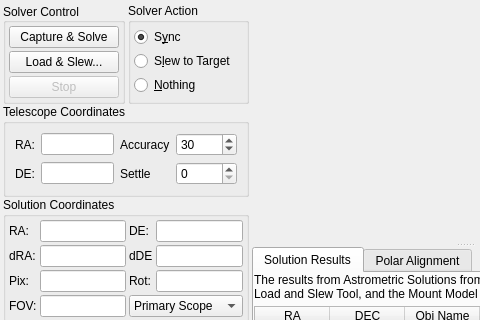
This is kstars/ekos/align/align.ui in KDE/kstars as Qt 5 draws it before an edit; both pictures show x 0 to 480 and y 0 to 320 of the 680 by 532 pixel window. The edited form follows.
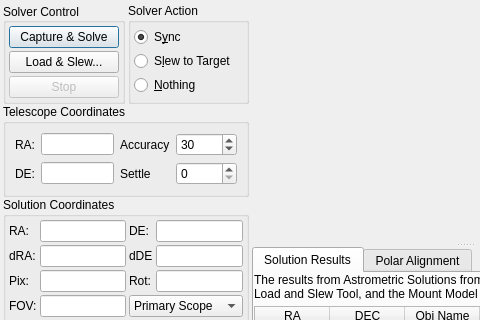
This is the edited form. Custom widgets are drawn as their Qt base class.

Commit message:
Use more sane default when hitting enter key in Ekos modules.
BUGS:397661
FIXED-IN:3.0.0

```diff
--- a/kstars/ekos/align/align.ui
+++ b/kstars/ekos/align/align.ui
@@ -68,6 +68,12 @@
             <property name="text">
              <string>Capture &amp;&amp; Solve</string>
             </property>
+            <property name="autoDefault">
+             <bool>true</bool>
+            </property>
+            <property name="default">
+             <bool>true</bool>
+            </property>
            </widget>
           </item>
           <item>
```
The commit also changes 10 other files.
